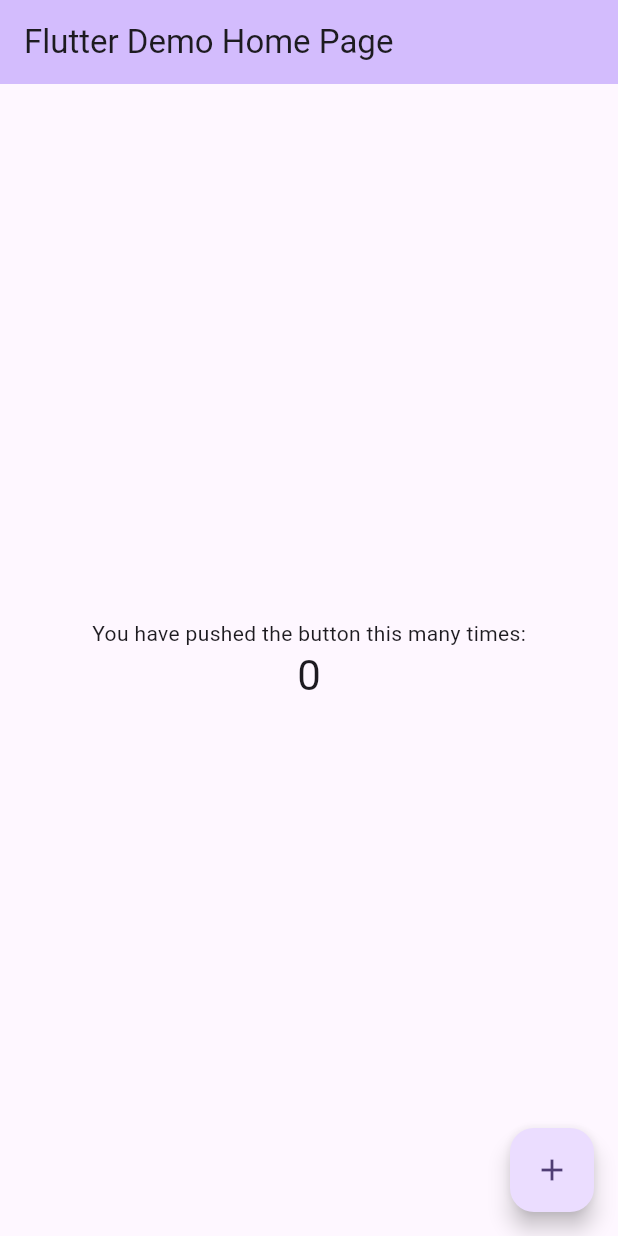
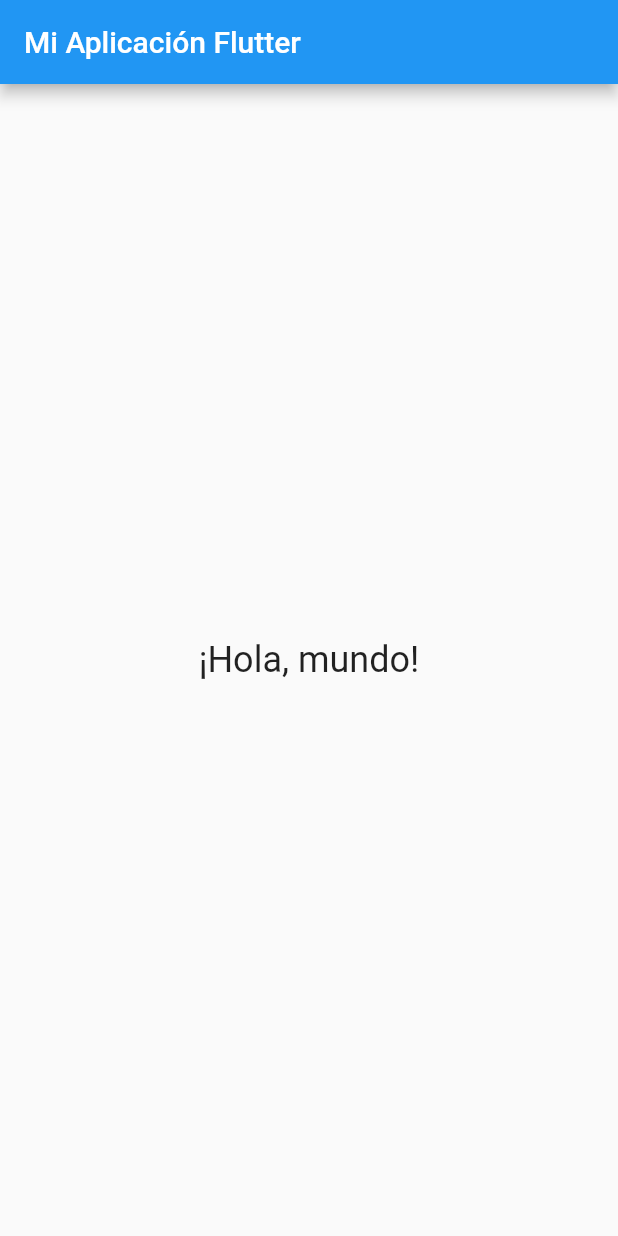
Before and after one commit to FrancaBruzzone/Obl_IHC_PruebasConFlutter, a Flutter app: the screen it shows after launch, on a phone screen of 412 x 824 dp. Run offline on Flutter 3.47's test engine with Material 2 defaults, Android fonts, the phone set to English and light mode, and no system bars.

Commit message:
Arreglo gitignore e incorporo codigo "hola mundo"

```diff
--- a/lib/main.dart
+++ b/lib/main.dart
@@ -1,125 +1,32 @@
 import 'package:flutter/material.dart';
 
 void main() {
-  runApp(const MyApp());
+  runApp(MyApp());
 }
 
 class MyApp extends StatelessWidget {
-  const MyApp({super.key});
-
-  // This widget is the root of your application.
   @override
   Widget build(BuildContext context) {
     return MaterialApp(
-      title: 'Flutter Demo',
-      theme: ThemeData(
-        // This is the theme of your application.
-        //
-        // TRY THIS: Try running your application with "flutter run". You'll see
-        // the application has a blue toolbar. Then, without quitting the app,
-        // try changing the seedColor in the colorScheme below to Colors.green
-        // and then invoke "hot reload" (save your changes or press the "hot
-        // reload" button in a Flutter-supported IDE, or press "r" if you used
-        // the command line to start the app).
-        //
-        // Notice that the counter didn't reset back to zero; the application
-        // state is not lost during the reload. To reset the state, use hot
-        // restart instead.
-        //
-        // This works for code too, not just values: Most code changes can be
-        // tested with just a hot reload.
-        colorScheme: ColorScheme.fromSeed(seedColor: Colors.deepPurple),
-        useMaterial3: true,
-      ),
-      home: const MyHomePage(title: 'Flutter Demo Home Page'),
+      title: 'Mi Aplicación Flutter',
+      home: MyHomePage(),
     );
   }
 }
 
-class MyHomePage extends StatefulWidget {
-  const MyHomePage({super.key, required this.title});
-
-  // This widget is the home page of your application. It is stateful, meaning
-  // that it has a State object (defined below) that contains fields that affect
-  // how it looks.
-
-  // This class is the configuration for the state. It holds the values (in this
-  // case the title) provided by the parent (in this case the App widget) and
-  // used by the build method of the State. Fields in a Widget subclass are
-  // always marked "final".
-
-  final String title;
-
-  @override
-  State<MyHomePage> createState() => _MyHomePageState();
-}
-
-class _MyHomePageState extends State<MyHomePage> {
-  int _counter = 0;
-
-  void _incrementCounter() {
-    setState(() {
-      // This call to setState tells the Flutter framework that something has
-      // changed in this State, which causes it to rerun the build method below
-      // so that the display can reflect the updated values. If we changed
-      // _counter without calling setState(), then the build method would not be
-      // called again, and so nothing would appear to happen.
-      _counter++;
-    });
-  }
-
+class MyHomePage extends StatelessWidget {
   @override
   Widget build(BuildContext context) {
-    // This method is rerun every time setState is called, for instance as done
-    // by the _incrementCounter method above.
-    //
-    // The Flutter framework has been optimized to make rerunning build methods
-    // fast, so that you can just rebuild anything that needs updating rather
-    // than having to individually change instances of widgets.
     return Scaffold(
       appBar: AppBar(
-        // TRY THIS: Try changing the color here to a specific color (to
-        // Colors.amber, perhaps?) and trigger a hot reload to see the AppBar
-        // change color while the other colors stay the same.
-        backgroundColor: Theme.of(context).colorScheme.inversePrimary,
-        // Here we take the value from the MyHomePage object that was created by
-        // the App.build method, and use it to set our appbar title.
-        title: Text(widget.title),
+        title: Text('Mi Aplicación Flutter'),
       ),
       body: Center(
-        // Center is a layout widget. It takes a single child and positions it
-        // in the middle of the parent.
-        child: Column(
-          // Column is also a layout widget. It takes a list of children and
-          // arranges them vertically. By default, it sizes itself to fit its
-          // children horizontally, and tries to be as tall as its parent.
-          //
-          // Column has various properties to control how it sizes itself and
-          // how it positions its children. Here we use mainAxisAlignment to
-          // center the children vertically; the main axis here is the vertical
-          // axis because Columns are vertical (the cross axis would be
-          // horizontal).
-          //
-          // TRY THIS: Invoke "debug painting" (choose the "Toggle Debug Paint"
-          // action in the IDE, or press "p" in the console), to see the
-          // wireframe for each widget.
-          mainAxisAlignment: MainAxisAlignment.center,
-          children: <Widget>[
-            const Text(
-              'You have pushed the button this many times:',
-            ),
-            Text(
-              '$_counter',
-              style: Theme.of(context).textTheme.headlineMedium,
-            ),
-          ],
+        child: Text(
+          '¡Hola, mundo!',
+          style: TextStyle(fontSize: 24),
         ),
       ),
-      floatingActionButton: FloatingActionButton(
-        onPressed: _incrementCounter,
-        tooltip: 'Increment',
-        child: const Icon(Icons.add),
-      ), // This trailing comma makes auto-formatting nicer for build methods.
     );
   }
 }
```
Also changed, not shown: 1 other file.
